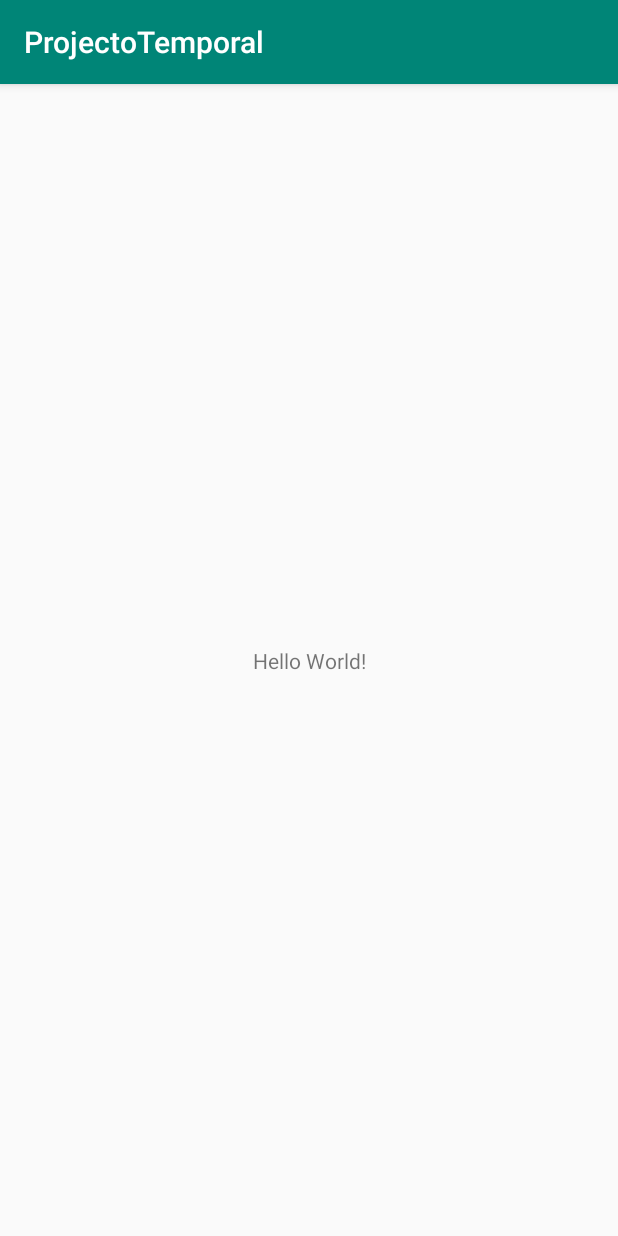
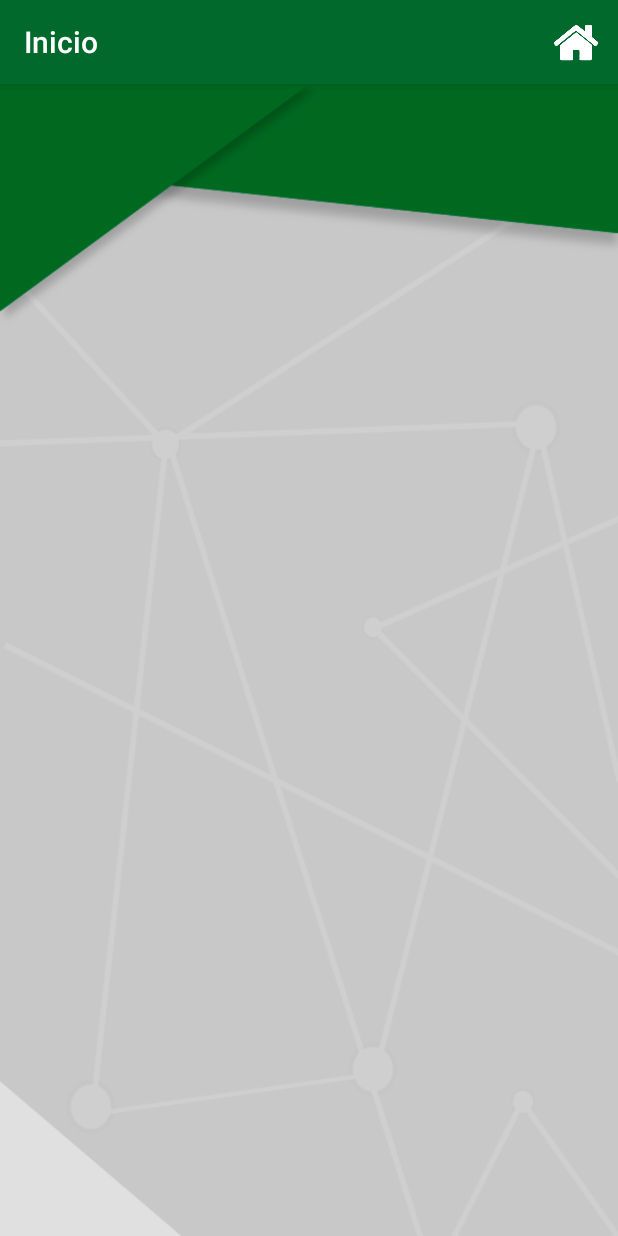
Before and after one commit to DRDTemporal/ServientregaTemporal, an Android app: the screen it shows after launch (MainActivity), on a phone screen of 412 x 824 dp. Run offline under Robolectric (Android 15) with nearby library versions, the phone set to English and light mode, and no system bars.

Commit message:
fondoApp

```diff
--- a/ProjectoTemporal/app/src/main/java/software/ragp/com/projectotemporal/MainActivity.java
+++ b/ProjectoTemporal/app/src/main/java/software/ragp/com/projectotemporal/MainActivity.java
@@ -2,6 +2,9 @@ package software.ragp.com.projectotemporal;
 
 import android.support.v7.app.AppCompatActivity;
 import android.os.Bundle;
+import android.view.Menu;
+import android.view.MenuInflater;
+import android.view.MenuItem;
 
 public class MainActivity extends AppCompatActivity {
 
@@ -9,5 +12,30 @@ public class MainActivity extends AppCompatActivity {
     protected void onCreate(Bundle savedInstanceState) {
         super.onCreate(savedInstanceState);
         setContentView(R.layout.activity_main);
+
+        //getSupportActionBar().setDisplayHomeAsUpEnabled(true);
+
+        getSupportActionBar().setTitle("Inicio");
+        getSupportActionBar().setIcon(R.drawable.inicio);
+
+    }
+
+    @Override
+    public boolean onCreateOptionsMenu(Menu menu) {
+
+        MenuInflater inflater = getMenuInflater();
+        inflater.inflate(R.menu.menu, menu);
+
+
+        return super.onCreateOptionsMenu(menu);
+    }
+
+    @Override
+    public boolean onOptionsItemSelected(MenuItem item) {
+
+        switch (item.getItemId()){
+
+        }
+        return super.onOptionsItemSelected(item);
     }
 }
--- a/ProjectoTemporal/app/src/main/res/layout/activity_main.xml
+++ b/ProjectoTemporal/app/src/main/res/layout/activity_main.xml
@@ -4,15 +4,7 @@
     xmlns:tools="http://schemas.android.com/tools"
     android:layout_width="match_parent"
     android:layout_height="match_parent"
+    android:background="@drawable/fondoapp"
     tools:context=".MainActivity">
 
-    <TextView
-        android:layout_width="wrap_content"
-        android:layout_height="wrap_content"
-        android:text="Hello World!"
-        app:layout_constraintBottom_toBottomOf="parent"
-        app:layout_constraintLeft_toLeftOf="parent"
-        app:layout_constraintRight_toRightOf="parent"
-        app:layout_constraintTop_toTopOf="parent" />
-
 </android.support.constraint.ConstraintLayout>
--- /dev/null
+++ b/ProjectoTemporal/app/src/main/res/menu/menu.xml
@@ -0,0 +1,11 @@
+<?xml version="1.0" encoding="utf-8"?>
+<menu xmlns:android="http://schemas.android.com/apk/res/android"
+    xmlns:app="http://schemas.android.com/apk/res-auto">
+
+    <item
+        android:id="@+id/inicio"
+        android:icon="@drawable/inicio"
+        app:showAsAction="always"
+        android:title=""></item>
+
+</menu>
--- a/ProjectoTemporal/app/src/main/res/values/colors.xml
+++ b/ProjectoTemporal/app/src/main/res/values/colors.xml
@@ -1,6 +1,6 @@
 <?xml version="1.0" encoding="utf-8"?>
 <resources>
-    <color name="colorPrimary">#008577</color>
-    <color name="colorPrimaryDark">#00574B</color>
+    <color name="colorPrimary">#00692b</color>
+    <color name="colorPrimaryDark">#000</color>
     <color name="colorAccent">#D81B60</color>
 </resources>
```
Also changed, not shown: ProjectoTemporal/app/src/main/res/drawable/cajalista.png (added), ProjectoTemporal/app/src/main/res/drawable/fondoapp.png (added), ProjectoTemporal/app/src/main/res/drawable/inicio.png (added).
